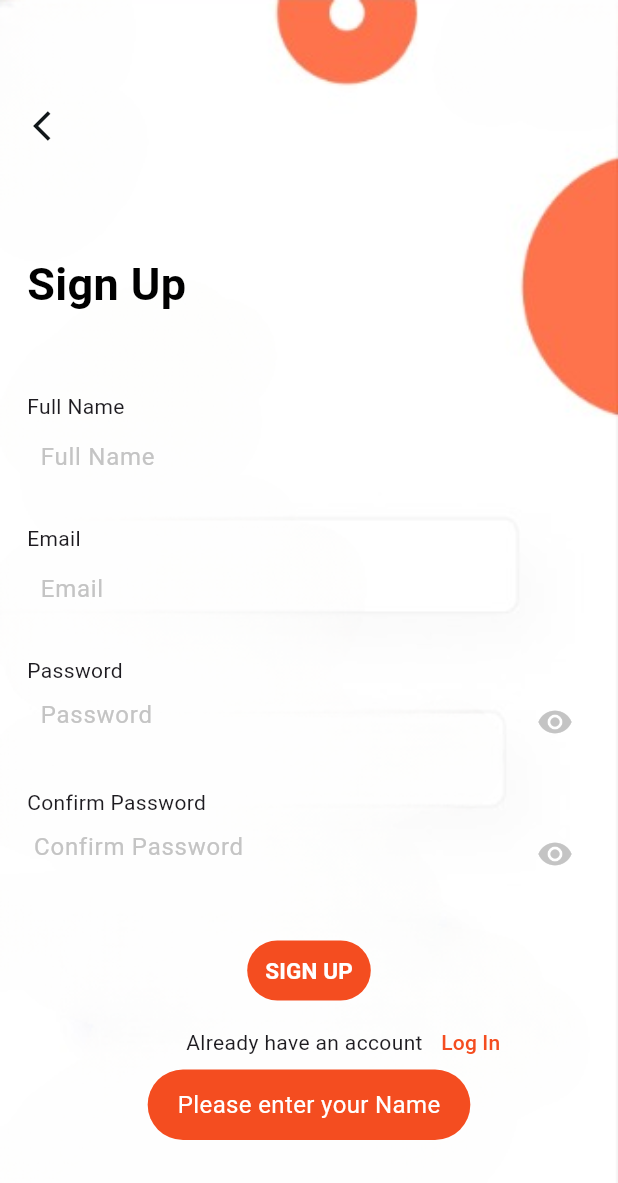
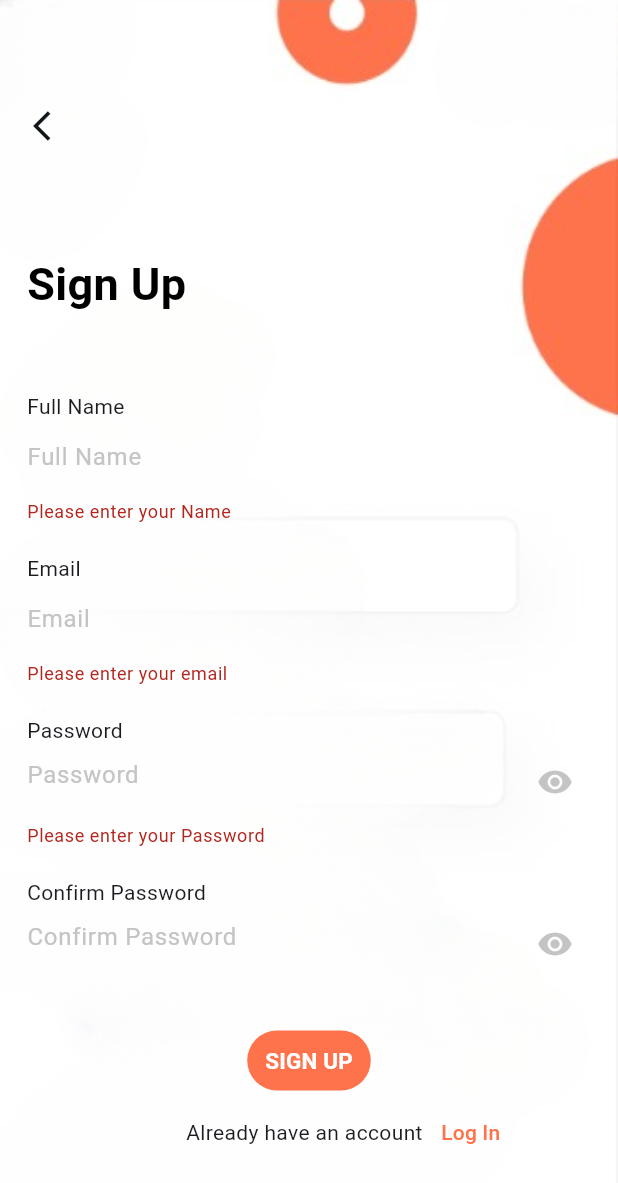
Before and after one commit to favas7/Mess-Hub, a Flutter app: the signUp screen opened directly, after a tap on "SIGN UP", on a phone screen of 412 x 824 dp. Shown: the top 1183 px of the screen. Run offline on Flutter 3.47's test engine with Material 3 defaults, Android fonts, the phone set to English and light mode, and no system bars; our stand-ins replace cloud_firestore, convex_bottom_bar, firebase_auth, firebase_core, firebase_storage, fluttertoast and 2 more; accounts and stored records are empty; network calls fail.

Commit message:
Disposed signUp page

```diff
--- a/lib/color/color.dart
+++ b/lib/color/color.dart
@@ -1,6 +1,6 @@
 import 'package:flutter/material.dart';
 
-const Color mainColor =Color.fromRGBO(244, 77, 32, 1);
+const Color mainColor =Color.fromRGBO(254, 114, 76, 1);
 const Color black = Colors.black;
 const Color adminBg = Color.fromRGBO(255, 204, 204, 1);
 const Color white = Colors.white;
--- a/lib/presentation/admin/customerList.dart
+++ b/lib/presentation/admin/customerList.dart
@@ -21,7 +21,6 @@ class _CustomerListState extends State<CustomerList> {
           Center(child: IconButton(onPressed: (){
             showAlertDialog(context,"",Duration.zero);
           }, icon: const Icon(Icons.logout_rounded),)),
-          IconButton(onPressed: (){}, icon: const Icon(Icons.abc))
 
         ],
 
--- a/lib/presentation/logIn/forgotPass.dart
+++ b/lib/presentation/logIn/forgotPass.dart
@@ -103,10 +103,10 @@ class _forgotPassState extends State<forgotPass> {
                     _clearmail();
                   },
                        style: ButtonStyle(
-                        maximumSize: MaterialStateProperty.all(Size(
+                        maximumSize: WidgetStateProperty.all(Size(
                           MediaQuery.of(context).size.height - 580 , double.infinity
                         )),
-                        backgroundColor: MaterialStateProperty.all<Color>(const Color.fromRGBO(254, 114, 76, 1)),
+                        backgroundColor: WidgetStateProperty.all<Color>(const Color.fromRGBO(254, 114, 76, 1)),
                        ), child: const Text('             Sent New Password             ',
                        style: TextStyle(
                          fontSize: 15 ,
--- a/lib/presentation/signUp/signup.dart
+++ b/lib/presentation/signUp/signup.dart
@@ -14,19 +14,26 @@ class signUp extends StatefulWidget {
   State<signUp> createState() => _SignupState();
 }
 
-TextEditingController _name = TextEditingController();
-TextEditingController _email = TextEditingController();
-TextEditingController _password = TextEditingController();
-TextEditingController _confirmPassword = TextEditingController();
+class _SignupState extends State<signUp> {
+  final TextEditingController _name = TextEditingController();
+  final TextEditingController _email = TextEditingController();
+  final TextEditingController _password = TextEditingController();
+  final TextEditingController _confirmPassword = TextEditingController();
 
   final GlobalKey<FormState> _formKey = GlobalKey<FormState>();
-final GlobalKey<FormState> _formKey1 = GlobalKey<FormState>();
-final GlobalKey<FormState> _formKey2 = GlobalKey<FormState>();
 
   bool _obscureText1 = true;
   bool _obscureText2 = true;
 
-class _SignupState extends State<signUp> {
+  @override
+  void dispose() {
+    _name.dispose();
+    _email.dispose();
+    _password.dispose();
+    _confirmPassword.dispose();
+    super.dispose();
+  }
+
   Future<void> createUserWithEmailAndPassword({
     required String email,
     required String password,
@@ -37,15 +44,17 @@ class _SignupState extends State<signUp> {
         password: password,
       );
     } catch (e) {
-      // Handle errors here, such as displaying an error message to the user
       print("Error creating user: $e");
     }
   }
+
   void _clearForm() {
     _email.clear();
     _name.clear();
-    _password.clear();// Clear the text field
+    _password.clear();
+    _confirmPassword.clear();
   }
+
   @override
   Widget build(BuildContext context) {
     return Scaffold(
@@ -73,12 +82,12 @@ void _clearForm() {
           ),
           Padding(
             padding: const EdgeInsets.all(18.0),
+            child: Form(
+              key: _formKey,
               child: Column(
                 crossAxisAlignment: CrossAxisAlignment.start,
                 children: [
-                const SizedBox(
-                  height: 150,
-                ),
+                  const SizedBox(height: 150),
                   const Text(
                     'Sign Up',
                     style: TextStyle(
@@ -91,27 +100,23 @@ void _clearForm() {
                   CustomTextFormField(
                     controller: _name,
                     labelText: 'Full Name',
-                  hintText: '  Full Name',
-                  keyValue: _formKey1,
-                  ObscureText: false,
+                    hintText: 'Full Name',
+                    obscureText: false,
                     validator: (value) {
                       if (value == null || value.isEmpty) {
                         return 'Please enter your Name';
                       }
                       return null;
                     },
-                  hintStyle: const TextStyle(
-                    color: textFieldColor,
-                  ),
+                    hintStyle: const TextStyle(color: textFieldColor),
                     borderColor: mainColor,
                   ),
                   const SizedBox(height: 20),
                   CustomTextFormField(
                     controller: _email,
                     labelText: 'Email',
-                  hintText: '  Email',
-                  keyValue: _formKey,
-                  ObscureText: false,
+                    hintText: 'Email',
+                    obscureText: false,
                     validator: (value) {
                       if (value == null || value.isEmpty) {
                         return 'Please enter your email';
@@ -120,127 +125,74 @@ void _clearForm() {
                       }
                       return null;
                     },
-                  hintStyle: const TextStyle(
-                    color: textFieldColor,
-                  ),
+                    hintStyle: const TextStyle(color: textFieldColor),
                     borderColor: mainColor,
-
                   ),
                   const SizedBox(height: 20),
                   CustomTextFormField(
                     controller: _password,
                     labelText: 'Password',
-                  hintText: '  Password',
-                  ObscureText: _obscureText1,
-                  keyValue: _formKey2,
-                  suffixIcon: IconButton(onPressed: (){
+                    hintText: 'Password',
+                    obscureText: _obscureText1,
+                    suffixIcon: IconButton(
+                      onPressed: () {
                         setState(() {
                           _obscureText1 = !_obscureText1;
                         });
-                  },icon: const Icon(Icons.remove_red_eye)),
+                      },
+                      icon: const Icon(Icons.remove_red_eye),
+                    ),
                     suffixIconColor: textFieldColor,
                     validator: (value) {
                       if (value == null || value.isEmpty) {
                         return 'Please enter your Password';
                       } else if (value.length < 6) {
                         return 'Password must be at least 6 characters long';
-                            }
-                         else if (!containsUpperCase(value)) {
+                      } else if (!containsUpperCase(value)) {
                         return 'Password must contain at least one uppercase letter';
-                            }
-
-                          else if (!containsLowerCase(value)) {
+                      } else if (!containsLowerCase(value)) {
                         return 'Password must contain at least one lowercase letter';
-                            }
-
-                          else if (!containsDigit(value)) {
+                      } else if (!containsDigit(value)) {
                         return 'Password must contain at least one digit';
-                            }
-
-                          else if (!containsSpecialCharacter(value)) {
+                      } else if (!containsSpecialCharacter(value)) {
                         return 'Password must contain at least one special character';
-                            }
-                        else if (validatePassword(value) != null) {
+                      } else if (validatePassword(value) != null) {
                         return 'Please enter a valid Password';
                       }
-
                       return null;
                     },
-                  hintStyle: const TextStyle(
-                    color: textFieldColor,
-                  ),
+                    hintStyle: const TextStyle(color: textFieldColor),
                     borderColor: mainColor,
                   ),
                   const SizedBox(height: 20),
                   CustomTextFormField(
                     controller: _confirmPassword,
                     labelText: 'Confirm Password',
-                  hintText: ' Confirm Password',
-                  ObscureText: _obscureText2,
-                  suffixIcon: IconButton(onPressed: (){
+                    hintText: 'Confirm Password',
+                    obscureText: _obscureText2,
+                    suffixIcon: IconButton(
+                      onPressed: () {
                         setState(() {
                           _obscureText2 = !_obscureText2;
                         });
-                  },icon: const Icon(Icons.remove_red_eye)),
+                      },
+                      icon: const Icon(Icons.remove_red_eye),
+                    ),
                     suffixIconColor: textFieldColor,
                     validator: (value) {
-                        if (value != _password.text ) {
+                      if (value != _password.text) {
                         return 'Password does not match';
                       }
                       return null;
                     },
-                  hintStyle: const TextStyle(
-                    color: textFieldColor,
-                  ),
+                    hintStyle: const TextStyle(color: textFieldColor),
                     borderColor: mainColor,
                   ),
                   const SizedBox(height: 30),
                   Center(
                     child: TextButton(
                       onPressed: () {
-                      if ( _name.text.isEmpty) {
-                        showSuccessMessage(context, "Please enter your Name", duration: 2);
-                        }
-                      else if (_email.text.isEmpty) {
-                        showSuccessMessage(context, "Please enter your email", duration: 2);
-
-                        } else if (!isEmailValid(_email.text)) {
-                          showSuccessMessage(context, "Please enter a valid email address", duration: 2);
-                         }
-                      else if (_password.text.isEmpty) {
-                        showSuccessMessage(context, "Please enter your Password", duration: 2);
-                          }
-                      else if(_password.text.length < 6){
-                          showSuccessMessage(context, "Password must be at least 6 characters long", duration: 2);
-                        }
-                      else if (!containsUpperCase(_password.text)) {
-                          showSuccessMessage(context, "Password must contain at least one uppercase letter", duration: 2);
-                             }
-
-                      else if (!containsLowerCase(_password.text)) {
-                            showSuccessMessage(context, "Password must contain at least one lowercase letter", duration: 2);
-                              }
-
-                      else if (!containsDigit(_password.text)) {
-                            showSuccessMessage(context, "Password must contain at least one digit", duration: 2);
-                             }
-
-                      else if (!containsSpecialCharacter(_password.text)) {
-                            showSuccessMessage(context, "Password must contain at least one special character", duration: 2);
-                              }
-                      else if (validatePassword(_password.text) != null) {
-                          showSuccessMessage(context, "Please enter a valid Password", duration: 2);
-                         }
-                      else
-                      // if (
-                          // _formKey.currentState!.validate() &&
-                          // _formKey1.currentState != null &&
-                          // _formKey1.currentState!.validate() &&
-                          // _formKey2.currentState != null &&
-                          // _formKey2.currentState!.validate())
-                          {
-                        // If all form fields are valid, proceed with signup
-                        setState(() {
+                        if (_formKey.currentState!.validate()) {
                           createUserWithEmailAndPassword(
                             email: _email.text,
                             password: _password.text,
@@ -250,15 +202,10 @@ void _clearForm() {
                             context,
                             MaterialPageRoute(builder: (context) => const IntroScreen1()),
                           );
-                        });
                         }
-
                       },
-
-
-
                       style: ButtonStyle(
-                      backgroundColor: MaterialStateProperty.all<Color>(mainColor),
+                        backgroundColor: WidgetStateProperty.all<Color>(mainColor),
                       ),
                       child: const Text(
                         'SIGN UP',
@@ -280,19 +227,18 @@ void _clearForm() {
                         onPressed: () {
                           Navigator.pushReplacement(
                             context,
-                          MaterialPageRoute(builder: (context) =>  const Login()),
+                            MaterialPageRoute(builder: (context) => const Login()),
                           );
                         },
                         child: const Text(
                           'Log In',
-                        style: TextStyle(
-                          color: mainColor,
-                        ),
+                          style: TextStyle(color: mainColor),
                         ),
                       ),
                     ],
                   ),
                 ],
+              ),
             ),
           )
         ],
@@ -334,9 +280,6 @@ bool containsSpecialCharacter(String value) {
   return value.contains(RegExp(r'[!@#$%^&*(),.?":{}|<>]'));
 }
 
-
-
-
 bool isEmailValid(String email) {
   final emailRegex = RegExp(r'^[\w-]+(\.[\w-]+)*@[\w-]+(\.[\w-]+)+$');
   return emailRegex.hasMatch(email);
@@ -346,12 +289,10 @@ Widget CustomTextFormField({
   String? labelText,
   String? hintText,
   TextStyle? hintStyle,
-  Key? keyValue,
-  FormFieldValidator<String>? validator,
-
+  required FormFieldValidator<String> validator,
   required Color borderColor,
   required TextEditingController controller,
-  required bool ObscureText,
+  required bool obscureText,
   IconButton? suffixIcon,
   Color? suffixIconColor,
 }) {
@@ -361,9 +302,8 @@ Widget CustomTextFormField({
       Text(labelText!),
       TextFormField(
         controller: controller,
-        key: keyValue,
         validator: validator,
-        obscureText: ObscureText,
+        obscureText: obscureText,
         autovalidateMode: AutovalidateMode.onUserInteraction,
         decoration: InputDecoration(
           hintText: hintText,
@@ -381,5 +321,4 @@ Widget CustomTextFormField({
       ),
     ],
   );
-
 }
--- a/pubspec.yaml
+++ b/pubspec.yaml
@@ -41,6 +41,7 @@ dependencies:
   fluttertoast: ^8.2.5
   google_fonts: null
   image_picker: 1.0.8
+  lottie: ^3.1.2
   numberpicker: ^2.1.2
 
 dev_dependencies:
@@ -66,6 +67,7 @@ flutter:
     - assets/admin/
     - assets/IntroScreen/
     - assets/adminProfile/
+    - assets/lottieFiles/
   # An image asset can refer to one or more resolution-specific "variants", see
   # https://flutter.dev/assets-and-images/#resolution-aware
   # For details regarding adding assets from package dependencies, see
```
Also changed, not shown: assets/lottieFiles/Animation - 1716625696831.json (added, +1 -0 lines), lib/presentation/admin/adminProfile.dart (+20 -6 lines), lib/presentation/admin/adminProfileEdit.dart (added, +19 -0 lines), lib/presentation/logIn/logIn.dart (+63 -56 lines), lib/presentation/splash/splash.dart (+8 -5 lines), lib/presentation/welcomeScreen/welcomeScreen.dart (+3 -5 lines), assets/WelcomeScreen/monika-grabkowska-9jdyCy-bMC4-unsplash.jpg, pubspec.lock. Lines whose indentation alone changed are shown as unchanged.
